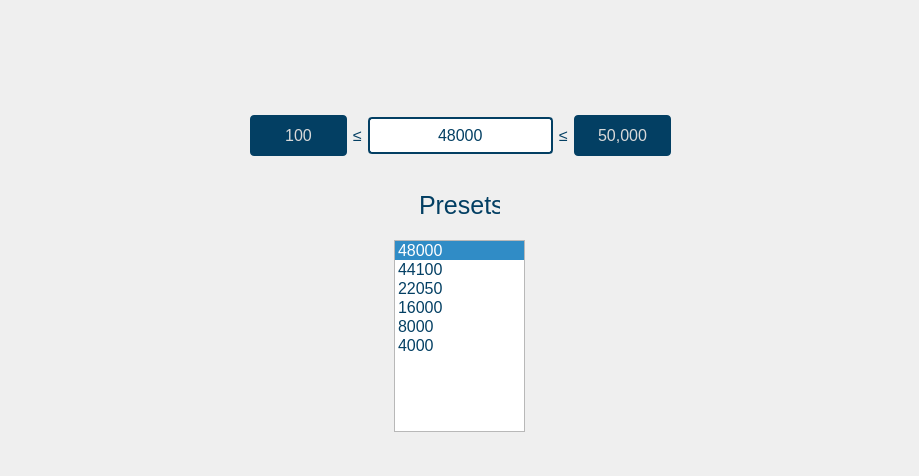
The window that gui/qtdesigner/SamplingRateWidget.ui (wyattduber/CyDAQ) describes before a commit, drawn with Qt 5.
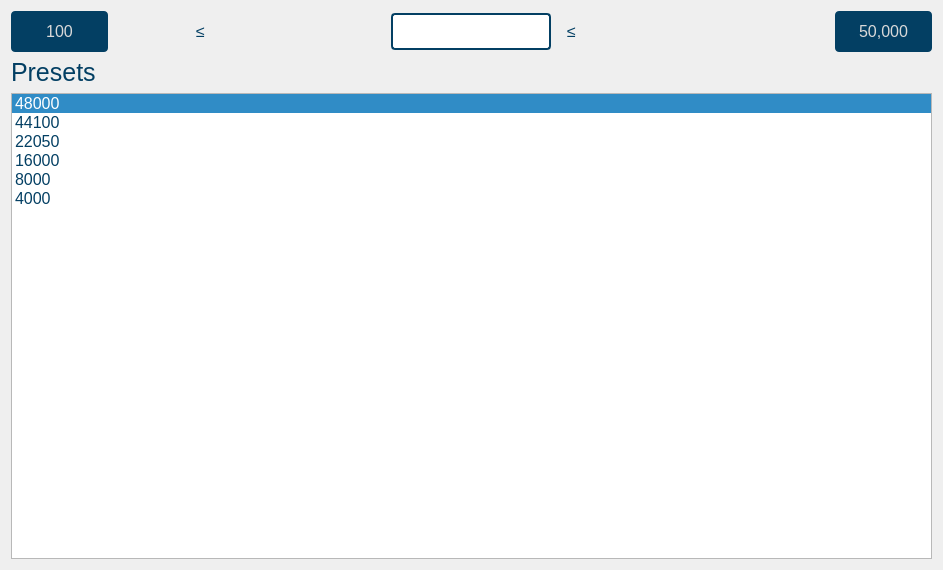
The same window after the commit.

Commit message: got layout pretty close. Sizes of elements needs fixed now

The edit to the form file:
```diff
--- a/gui/qtdesigner/SamplingRateWidget.ui
+++ b/gui/qtdesigner/SamplingRateWidget.ui
@@ -6,22 +6,10 @@
    <rect>
     <x>0</x>
     <y>0</y>
-    <width>919</width>
-    <height>476</height>
+    <width>943</width>
+    <height>570</height>
    </rect>
   </property>
-  <property name="minimumSize">
-   <size>
-    <width>919</width>
-    <height>476</height>
-   </size>
-  </property>
-  <property name="maximumSize">
-   <size>
-    <width>919</width>
-    <height>476</height>
-   </size>
-  </property>
   <property name="windowTitle">
    <string>Form</string>
   </property>
@@ -56,28 +44,58 @@
 	height: 25px; 
 }</string>
   </property>
+  <layout class="QVBoxLayout" name="verticalLayout">
+   <item>
+    <layout class="QHBoxLayout" name="horizontalLayout">
+     <item alignment="Qt::AlignLeft">
+      <widget class="QPushButton" name="sample_rate_min_btn">
+       <property name="text">
+        <string>100</string>
+       </property>
+      </widget>
+     </item>
+     <item>
+      <widget class="QLabel" name="lessThan1Sample">
+       <property name="text">
+        <string>≤</string>
+       </property>
+      </widget>
+     </item>
+     <item alignment="Qt::AlignHCenter">
+      <widget class="QLineEdit" name="sample_rate_input">
+       <property name="text">
+        <string/>
+       </property>
+       <property name="alignment">
+        <set>Qt::AlignCenter</set>
+       </property>
+      </widget>
+     </item>
+     <item>
+      <widget class="QLabel" name="lessThan2Sample">
+       <property name="text">
+        <string>≤</string>
+       </property>
+      </widget>
+     </item>
+     <item alignment="Qt::AlignRight">
+      <widget class="QPushButton" name="sample_rate_max_btn">
+       <property name="text">
+        <string>50,000</string>
+       </property>
+      </widget>
+     </item>
+    </layout>
+   </item>
+   <item>
   <widget class="QLabel" name="presets_label">
-   <property name="geometry">
-    <rect>
-     <x>419</x>
-     <y>190</y>
-     <width>81</width>
-     <height>31</height>
-    </rect>
-   </property>
    <property name="text">
     <string>Presets</string>
    </property>
   </widget>
+   </item>
+   <item>
   <widget class="QListWidget" name="sample_rate_presets">
-   <property name="geometry">
-    <rect>
-     <x>394</x>
-     <y>240</y>
-     <width>131</width>
-     <height>192</height>
-    </rect>
-   </property>
    <property name="tabKeyNavigation">
     <bool>true</bool>
    </property>
@@ -115,56 +133,8 @@
     </property>
    </item>
   </widget>
-  <widget class="QWidget" name="horizontalLayoutWidget_2">
-   <property name="geometry">
-    <rect>
-     <x>250</x>
-     <y>110</y>
-     <width>421</width>
-     <height>51</height>
-    </rect>
-   </property>
-   <layout class="QHBoxLayout" name="horizontalLayout">
-    <item>
-     <widget class="QPushButton" name="sample_rate_min_btn">
-      <property name="text">
-       <string>100</string>
-      </property>
-     </widget>
-    </item>
-    <item>
-     <widget class="QLabel" name="lessThan1Sample">
-      <property name="text">
-       <string>≤</string>
-      </property>
-     </widget>
-    </item>
-    <item>
-     <widget class="QLineEdit" name="sample_rate_input">
-      <property name="text">
-       <string>48000</string>
-      </property>
-      <property name="alignment">
-       <set>Qt::AlignCenter</set>
-      </property>
-     </widget>
-    </item>
-    <item>
-     <widget class="QLabel" name="lessThan2Sample">
-      <property name="text">
-       <string>≤</string>
-      </property>
-     </widget>
-    </item>
-    <item>
-     <widget class="QPushButton" name="sample_rate_max_btn">
-      <property name="text">
-       <string>50,000</string>
-      </property>
-     </widget>
-    </item>
-   </layout>
-  </widget>
+   </item>
+  </layout>
  </widget>
  <resources/>
  <connections/>
```
Lines whose indentation alone changed are shown as unchanged. The commit also changes 7 other files.
